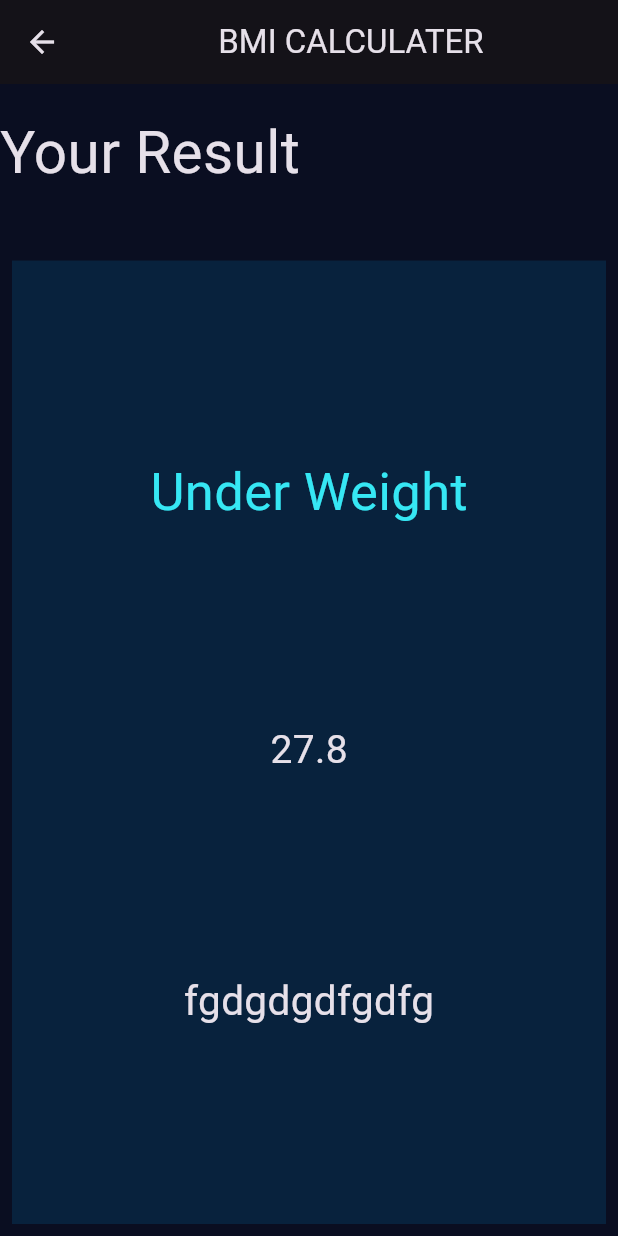
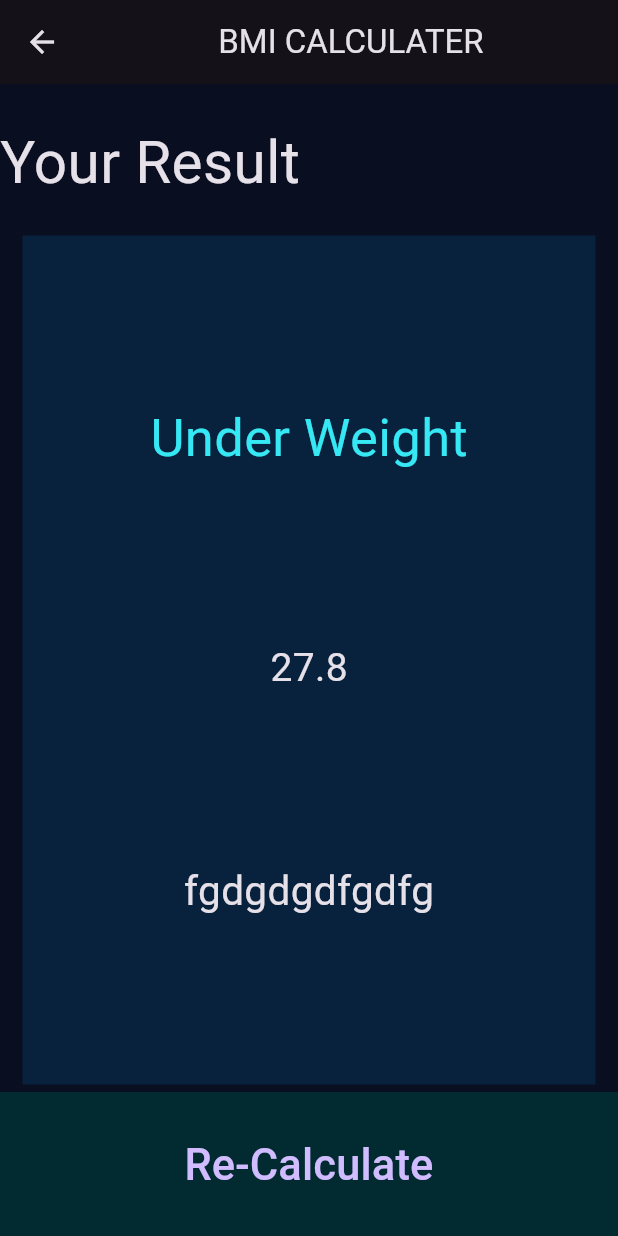
Before and after one commit to jodahe1/Flutter_Projects, a Flutter app: the ResultPage screen opened directly, on a phone screen of 412 x 824 dp. Run offline on Flutter 3.47's test engine with Material 3 defaults, Android fonts, the phone set to English and light mode, and no system bars; our stand-ins replace font_awesome_flutter.

Commit message:
BMI Calculation To Be Done

```diff
--- a/bmi/lib/ResultPage.dart
+++ b/bmi/lib/ResultPage.dart
@@ -16,9 +16,9 @@ class ResultPage extends StatelessWidget {
             const Expanded(
               flex: 1,
               child: Padding(
-                padding: EdgeInsets.symmetric(vertical: 18.0),
+                padding: EdgeInsets.symmetric(vertical: 25.0),
                 child: Align(
-                  alignment: Alignment.topLeft,
+                  alignment: Alignment.bottomLeft,
                   child: Text(
                     'Your Result',
                     style: TextStyle(fontSize: 39),
@@ -29,10 +29,9 @@ class ResultPage extends StatelessWidget {
             Expanded(
               flex: 6,
               child: Padding(
-                padding: const EdgeInsets.all(8.0),
-
+                padding:
+                    const EdgeInsets.symmetric(vertical: 5.0, horizontal: 15),
                 child: Container(
-
                   width: double.infinity,
                   color: const Color.fromARGB(255, 8, 34, 61),
                   child: const Column(
@@ -56,7 +55,24 @@ class ResultPage extends StatelessWidget {
                   ),
                 ),
               ),
-            )
+            ),
+            Expanded(
+                flex: 1,
+                child: Container(
+                  width: double.infinity,
+                  child: ElevatedButton(
+                    style: ElevatedButton.styleFrom(
+                        shape: const RoundedRectangleBorder(
+                          borderRadius: BorderRadius.zero, // Rectangular shape
+                        ),
+                        backgroundColor: Color.fromARGB(255, 2, 43, 49)),
+                    onPressed: () {},
+                    child: Text(
+                      'Re-Calculate',
+                      style: TextStyle(fontSize: 29),
+                    ),
+                  ),
+                ))
           ],
         ));
   }
```
